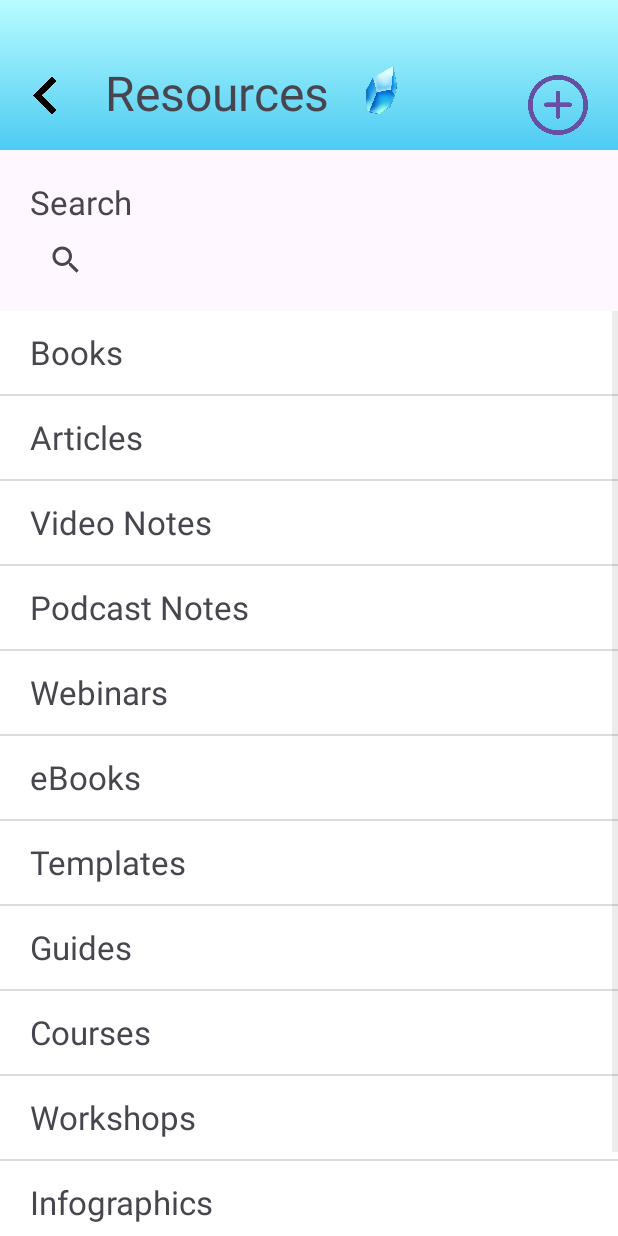
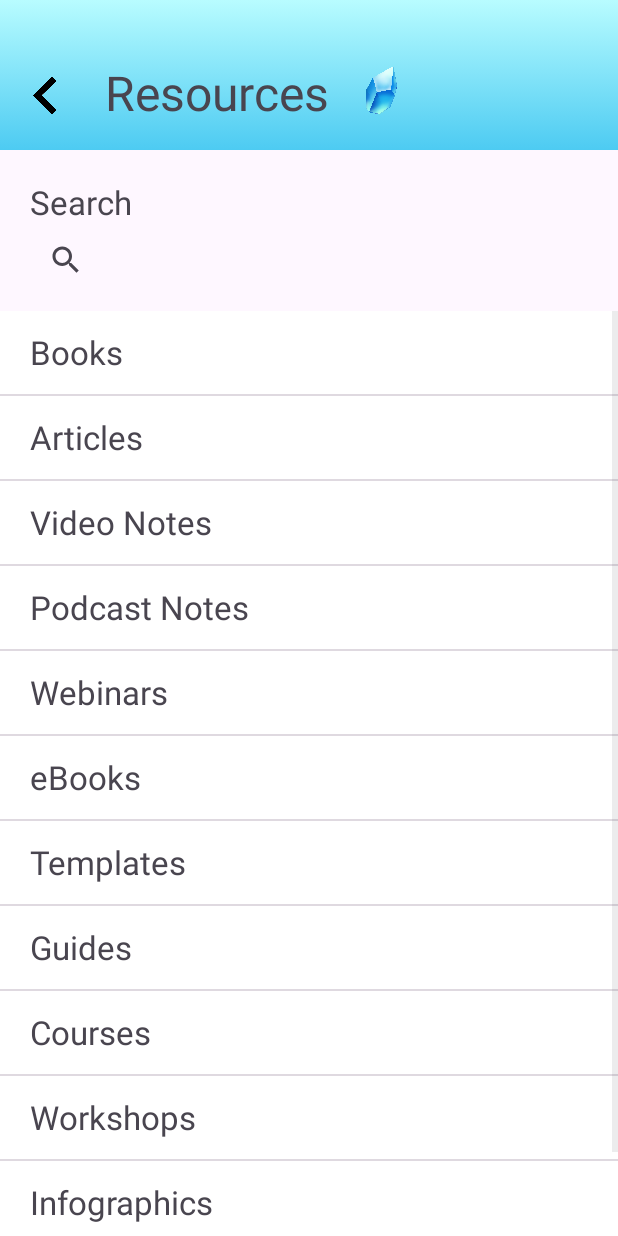
Before and after one commit to Larry-Z-Li/ProjectE, an Android app: the ResourcePage screen opened directly, with no data from a screen before it, on a phone screen of 412 x 824 dp. Run offline under Robolectric (Android 15) with nearby library versions, the phone set to English and light mode, and no system bars.

Commit message:
Update resource_page.xml

```diff
--- a/app/src/main/res/layout/resource_page.xml
+++ b/app/src/main/res/layout/resource_page.xml
@@ -49,16 +49,6 @@
             android:src="@drawable/gem"
             app:layout_constraintStart_toEndOf="@id/group_header_text"
             app:layout_constraintTop_toTopOf="@id/group_header_text" />
-
-        <Button
-            android:layout_width="40dp"
-            android:layout_height="40dp"
-            android:layout_marginEnd="20dp"
-            android:layout_marginTop="10dp"
-            android:background="@drawable/add_button"
-            android:onClick="onNewGroupClick"
-            app:layout_constraintEnd_toEndOf="parent"
-            app:layout_constraintTop_toTopOf="@id/group_header_text" />
     </androidx.constraintlayout.widget.ConstraintLayout>
 
     <TextView
```
